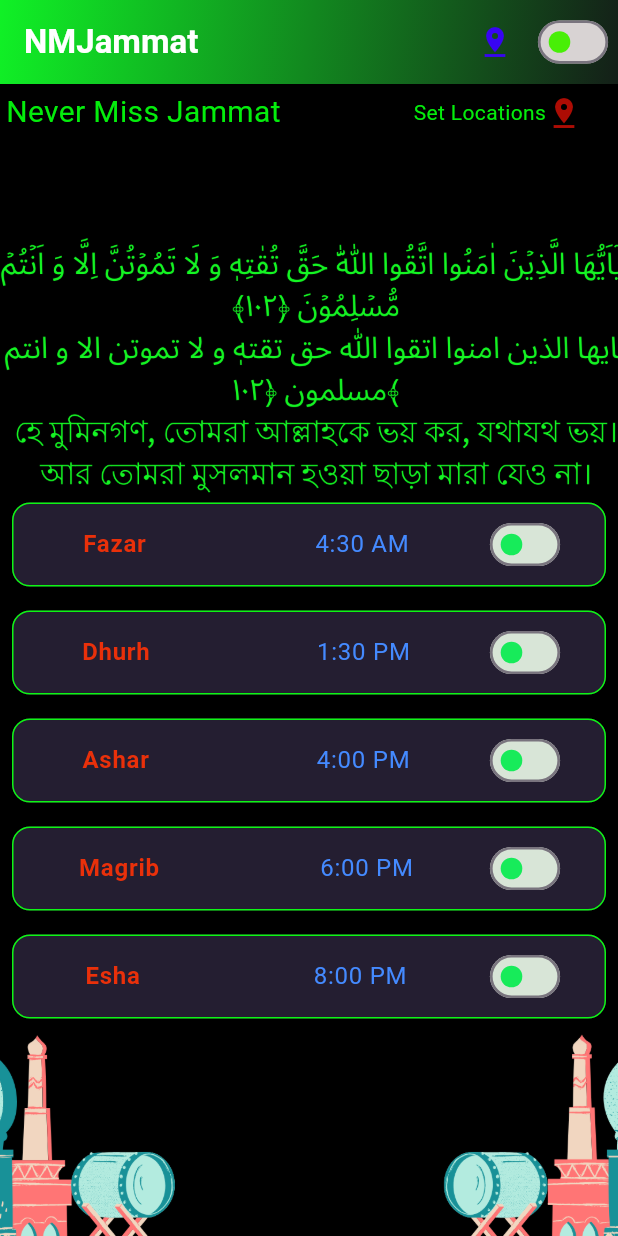
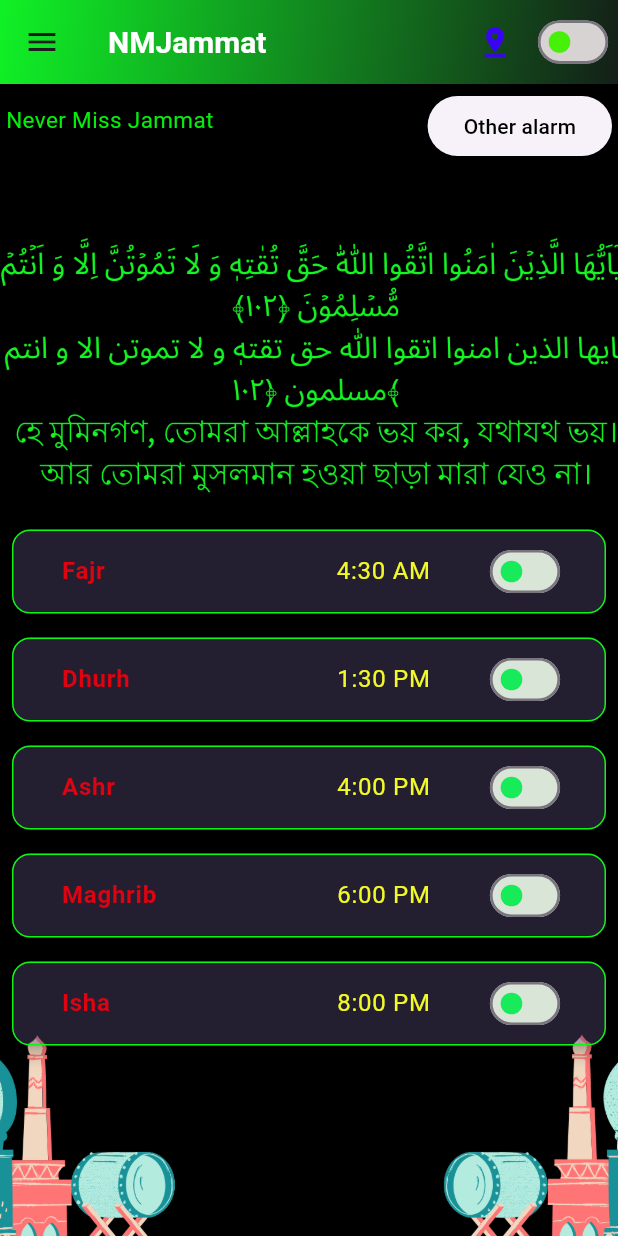
Before and after one commit to AHSumon78/jamatesalat, a Flutter app: the screen it shows after launch, on a phone screen of 412 x 824 dp. Run offline on Flutter 3.47's test engine with Material 3 defaults, Android fonts, the phone set to English and light mode, and no system bars; our stand-ins replace awesome_notifications, permission_handler, shared_preferences.

Commit message:
setting screen and draweer added

```diff
--- a/lib/models/alarm.dart
+++ b/lib/models/alarm.dart
@@ -9,6 +9,8 @@ class Alarm {
   TimeOfDay time;
   bool status;
   bool init;
+  bool sound;
+  bool defaultSound;
 
   get getId => id;
   get getTitle => title;
@@ -23,6 +25,8 @@ class Alarm {
     required this.time,
     required this.status,
     required this.init,
+    required this.sound,
+    required this.defaultSound,
   });
   Map<String, dynamic> toJson() => {
         'id': id,
@@ -31,7 +35,9 @@ class Alarm {
         'hour': time.hour,
         'minute': time.minute,
         'status': status,
-        'init': init
+        'init': init,
+        'sound': sound,
+        'defaultSound': defaultSound
       };
 
   factory Alarm.fromJson(Map<String, dynamic> json) => Alarm(
@@ -41,7 +47,8 @@ class Alarm {
       time: TimeOfDay(hour: json['hour'], minute: json['minute']),
       status: json['status'],
       init: json['init'],
-      );
+      sound: json['sound'],
+      defaultSound: json['defaultSound']);
   @override
   String toString() {
     // ignore: prefer_interpolation_to_compose_strings
--- /dev/null
+++ b/lib/models/global_function.dart
@@ -0,0 +1,80 @@
+import 'package:flutter/material.dart';
+import 'package:jamatesalat/utils/notifiaction_controller.dart';
+
+import 'Details.dart';
+import 'alarm.dart';
+
+bool location = false;
+
+bool isInitialized = false;
+Color iconColor = Colors.blue;
+Color bgColor = Colors.black;
+Color textColor = Colors.white;
+Color alarmColor = const Color.fromARGB(255, 221, 3, 17);
+
+List<Alarm> alarms = [];
+List<String> mosque = [];
+List<Details> details = [
+  Details(
+      title: "Fajr",
+      body: "Go for salah or you will miss jamat",
+      time: const TimeOfDay(hour: 4, minute: 30)),
+  Details(
+      title: "Dhurh",
+      body: "Go for salah or you will miss jamat",
+      time: const TimeOfDay(hour: 13, minute: 30)),
+  Details(
+      title: "Ashr",
+      body: "Go for salah or you will miss jamat",
+      time: const TimeOfDay(hour: 16, minute: 00)),
+  Details(
+      title: "Maghrib",
+      body: "Go for salah or you will miss jamat",
+      time: const TimeOfDay(hour: 18, minute: 00)),
+  Details(
+      title: "Isha",
+      body: "Go for salah or you will miss jamat",
+      time: const TimeOfDay(hour: 20, minute: 00))
+];
+void toggle() async {
+  if (location) {
+    for (int i = 0; i < 5; i++) {
+      if (await NotificationController().isNotificationScheduled(i)) {
+        NotificationController().cancelNotification(i);
+      }
+      if (alarms[i + 5].status) {
+        print(i + 5);
+        print(alarms[i + 5].title);
+        print(alarms[i + 5].time);
+        NotificationController().scheduleAlarm(alarms[i + 5]);
+      }
+    }
+  } else {
+    for (int i = 5; i < 10; i++) {
+      if (await NotificationController().isNotificationScheduled(i)) {
+        NotificationController().cancelNotification(i);
+      }
+      if (alarms[i - 5].status) {
+        print(i - 5);
+        print(alarms[i - 5].title);
+        print(alarms[i - 5].time);
+        NotificationController().scheduleAlarm(alarms[i - 5]);
+      }
+    }
+  }
+}
+
+void enableNotification(int index) {
+  //  bool screenOn = _screenStateEvent == ScreenStateEvent.SCREEN_ON;
+  NotificationController().scheduleAlarm(Alarm(
+          id: index,
+          title: alarms[index].title,
+          body: alarms[index].body,
+          time: alarms[index].time,
+          status: alarms[index].status,
+          init: true,
+          sound: true,
+          defaultSound: false)
+      // screenOn,
+      );
+}
--- a/lib/screens/first_screen.dart
+++ b/lib/screens/first_screen.dart
@@ -1,10 +1,14 @@
+import 'dart:async';
+
 import 'package:flutter/material.dart';
-import 'package:jamatesalat/models/Details.dart';
 import 'package:jamatesalat/models/Location.dart';
 import 'package:jamatesalat/models/alarm.dart';
 import 'package:jamatesalat/screens/locations.dart';
+import 'package:jamatesalat/screens/settings.dart';
 import 'package:jamatesalat/utils/notifiaction_controller.dart';
 import 'package:permission_handler/permission_handler.dart';
+
+import '../models/global_function.dart';
 
 Future<void> requestPreciseAlarmPermission() async {
   var status = await Permission.scheduleExactAlarm.status;
@@ -43,34 +47,6 @@ class AlarmPage extends StatefulWidget {
 }
 
 class _AlarmPageState extends State<AlarmPage> {
-  bool location = false;
-  List<String> mosque = [];
-  List<Alarm> alarms = [];
-  List<Details> details = [
-    Details(
-        title: "Fazar",
-        body: "Go for salah or you will miss jamat",
-        time: const TimeOfDay(hour: 4, minute: 30)),
-    Details(
-        title: "Dhurh",
-        body: "Go for salah or you will miss jamat",
-        time: const TimeOfDay(hour: 13, minute: 30)),
-    Details(
-        title: "Ashar",
-        body: "Go for salah or you will miss jamat",
-        time: const TimeOfDay(hour: 16, minute: 00)),
-    Details(
-        title: "Magrib",
-        body: "Go for salah or you will miss jamat",
-        time: const TimeOfDay(hour: 18, minute: 00)),
-    Details(
-        title: "Esha",
-        body: "Go for salah or you will miss jamat",
-        time: const TimeOfDay(hour: 20, minute: 00))
-  ];
-
-  bool isInitialized = false;
-
   @override
   void initState() {
     super.initState();
@@ -79,6 +55,21 @@ class _AlarmPageState extends State<AlarmPage> {
     requestPreciseAlarmPermission();
   }
 
+  Future<void> _loadAlarms() async {
+    List<Alarm> loadedAlarms = await AlarmStorage.loadAlarms();
+
+    setState(() {
+      alarms = loadedAlarms;
+      if (loadedAlarms.isEmpty) {
+        _initializeDefaultAlarms();
+        location = alarms[0].init;
+      } else {
+        location = alarms[0].init;
+      }
+    });
+  }
+
+  //initalization of defult alarm if all is not stored
   void _initializeDefaultAlarms() {
     if (!isInitialized) {
       int start;
@@ -94,25 +85,12 @@ class _AlarmPageState extends State<AlarmPage> {
             time: details[start].time,
             status: false,
             init: false,
-        ));
+            sound: true,
+            defaultSound: false));
       }
       _saveAlarms();
       isInitialized = true;
     }
-  }
-
-  Future<void> _loadAlarms() async {
-    List<Alarm> loadedAlarms = await AlarmStorage.loadAlarms();
-
-    setState(() {
-      alarms = loadedAlarms;
-      if (loadedAlarms.isEmpty) {
-        _initializeDefaultAlarms();
-        location = alarms[0].init;
-      } else {
-        location = alarms[0].init;
-      }
-    });
   }
 
   Future<void> _saveAlarms() async {
@@ -169,34 +147,6 @@ class _AlarmPageState extends State<AlarmPage> {
     }
   }
 
-  void toggle() async {
-    if (location) {
-      for (int i = 0; i < 5; i++) {
-        if (await NotificationController().isNotificationScheduled(i)) {
-          NotificationController().cancelNotification(i);
-        }
-        if (alarms[i + 5].status) {
-          print(i + 5);
-          print(alarms[i + 5].title);
-          print(alarms[i + 5].time);
-          NotificationController().scheduleAlarm(alarms[i + 5]);
-        }
-      }
-    } else {
-      for (int i = 5; i < 10; i++) {
-        if (await NotificationController().isNotificationScheduled(i)) {
-          NotificationController().cancelNotification(i);
-        }
-        if (alarms[i - 5].status) {
-          print(i - 5);
-          print(alarms[i - 5].title);
-          print(alarms[i - 5].time);
-          NotificationController().scheduleAlarm(alarms[i - 5]);
-        }
-      }
-    }
-  }
-
   @override
   Widget build(BuildContext context) {
     return Scaffold(
@@ -204,6 +154,7 @@ class _AlarmPageState extends State<AlarmPage> {
         title: const Text(
           'NMJammat',
           style: TextStyle(
+            fontSize: 20,
             fontWeight: FontWeight.bold,
             color: Colors.white,
           ),
@@ -225,9 +176,14 @@ class _AlarmPageState extends State<AlarmPage> {
         actions: [
           Row(
             children: [
-              const Icon(
+              GestureDetector(
+                child: const Icon(
                   Icons.pin_drop,
                   color: Color.fromARGB(255, 56, 4, 243),
+                ),
+                onTap: () {
+                  navLocation();
+                },
               ),
               Text(
                 mosque.isEmpty ? "Mosque" : mosque[location ? 1 : 0],
@@ -259,6 +215,83 @@ class _AlarmPageState extends State<AlarmPage> {
           ),
         ],
       ),
+      drawer: SizedBox(
+        height: 400,
+        child: Drawer(
+          backgroundColor: bgColor,
+          width: 200,
+          // Adjust the width of the drawer
+          shape: const RoundedRectangleBorder(
+            borderRadius: BorderRadius.only(
+              topRight: Radius.circular(30),
+              bottomRight: Radius.circular(30),
+            ),
+            side: BorderSide(color: Colors.green),
+          ),
+          child: ListView(
+            padding: EdgeInsets.zero,
+            children: <Widget>[
+              ListTile(
+                leading: Icon(Icons.home, color: iconColor),
+                title: Text('Home',
+                    style: TextStyle(fontSize: 18, color: textColor)),
+                onTap: () {
+                  Navigator.pop(context);
+                },
+              ),
+              ListTile(
+                leading: Icon(Icons.settings, color: iconColor),
+                title: Text('Settings',
+                    style: TextStyle(fontSize: 18, color: textColor)),
+                onTap: () {
+                  Navigator.push(
+                    context,
+                    MaterialPageRoute(
+                      builder: (context) => Settings(),
+                    ),
+                  );
+                },
+              ),
+              ListTile(
+                leading: Icon(Icons.pin_drop, color: iconColor),
+                title: Text('Set Locations',
+                    style: TextStyle(fontSize: 18, color: textColor)),
+                onTap: () {
+                  navLocation();
+                },
+              ),
+              ListTile(
+                leading: Icon(Icons.info, color: iconColor),
+                title: Text('About',
+                    style: TextStyle(fontSize: 18, color: textColor)),
+                onTap: () {
+                  Navigator.pop(context);
+                },
+              ),
+              const Divider(), // Adding a divider for better separation
+              ListTile(
+                leading: Icon(Icons.contact_mail, color: iconColor),
+                title: Text('Contact Us',
+                    style: TextStyle(fontSize: 18, color: textColor)),
+                onTap: () {
+                  // Define your navigation logic here
+                  Navigator.pop(context);
+                },
+              ),
+              ListTile(
+                leading: Icon(Icons.help, color: iconColor),
+                title: Text('Help',
+                    style: TextStyle(fontSize: 18, color: textColor)),
+                onTap: () {
+                  // Define your navigation logic here
+                  Navigator.pop(context);
+                },
+              ),
+            ],
+          ),
+          // Adjust the width of the drawer
+        ),
+      ),
       body: Stack(
         children: [
           Positioned.fill(
@@ -284,53 +317,17 @@ class _AlarmPageState extends State<AlarmPage> {
                       child: Text(
                         'Never Miss Jammat',
                         style: TextStyle(
-                            fontSize: 20,
+                            fontSize: 15,
                             color: Color.fromARGB(255, 4, 237, 12)),
                       ),
                     ),
-                    Row(
-                      children: [
-                        const Text(
-                          "Set Locations",
-                          style:
-                              TextStyle(color: Color.fromARGB(255, 4, 237, 12)),
+                    ElevatedButton(
+                      onPressed: () {},
+                      child: Text(
+                        "Other alarm",
+                        style: TextStyle(color: bgColor),
                       ),
-                        SizedBox(
-                          child: GestureDetector(
-                            onTap: () async {
-                              Location location = Location(
-                                  first: mosque.isEmpty ? "" : mosque[0],
-                                  second: mosque.isEmpty ? "" : mosque[1]);
-                              final updateLocations = await Navigator.push(
-                                context,
-                                MaterialPageRoute(
-                                  builder: (context) => Locations(location),
-                                ),
-                              );
-                              if (updateLocations != null) {
-                                setState(() {
-                                  if (mosque.isEmpty) {
-                                    mosque.add(updateLocations.first);
-                                    mosque.add(updateLocations.second);
-                                  } else {
-                                    mosque[0] = updateLocations.first;
-                                    mosque[1] = updateLocations.second;
-                                  }
-                                  saveLocation();
-                                });
-                              }
-                            },
-                            child: const Icon(
-                              Icons.pin_drop,
-                              color: Color.fromARGB(255, 173, 12, 4),
-                            ),
-                          ),
-                        ),
-                        const SizedBox(
-                          width: 20,
-                        ),
-                      ],
-                    ),
+                    )
                   ],
                 ),
               ),
@@ -364,7 +361,7 @@ class _AlarmPageState extends State<AlarmPage> {
 
   ListView _location(int start) {
     return ListView.builder(
-      padding: EdgeInsets.all(8.0),
+      padding: const EdgeInsets.all(8.0),
       itemCount: (alarms.length - 5) < 0 ? 0 : (alarms.length - 5),
       itemBuilder: (context, index) {
         return Card(
@@ -372,19 +369,21 @@ class _AlarmPageState extends State<AlarmPage> {
               .withOpacity(0.2), // Transparent background// No shadow
           shape: RoundedRectangleBorder(
             borderRadius: BorderRadius.circular(12),
-            side: BorderSide(color: const Color.fromARGB(255, 14, 245, 21)),
+            side: const BorderSide(color: Color.fromARGB(255, 14, 245, 21)),
           ),
           elevation: 4,
-          margin: EdgeInsets.symmetric(vertical: 8),
+          margin: const EdgeInsets.symmetric(vertical: 8),
           child: ListTile(
             title: Row(
-              mainAxisAlignment: MainAxisAlignment.spaceEvenly,
+              mainAxisAlignment: MainAxisAlignment.spaceAround,
               children: [
-                Text(
+                SizedBox(
+                  width: 65,
+                  child: Text(
                     alarms[index + start].title,
                     style: TextStyle(
-                      fontWeight: FontWeight.bold,
-                      color: const Color.fromARGB(255, 233, 48, 10)),
+                        fontWeight: FontWeight.bold, color: alarmColor),
+                  ),
                 ),
                 const SizedBox(
                   width: 50,
@@ -393,7 +392,8 @@ class _AlarmPageState extends State<AlarmPage> {
                   onTap: () => pickTime(context, index + start),
                   child: Text(
                     alarms[index + start].time.format(context),
-                    style: TextStyle(color: Colors.blueAccent),
+                    style: const TextStyle(
+                        color: Color.fromARGB(255, 242, 249, 40)),
                   ),
                 ),
               ],
@@ -434,20 +434,27 @@ class _AlarmPageState extends State<AlarmPage> {
     );
   }
 
-  bool ifSet(int index) {
-    return index < alarms.length;
-  }
-
-  void enableNotification(int index) {
-    NotificationController().scheduleAlarm(
-      Alarm(
-        id: index,
-        title: alarms[index].title,
-        body: alarms[index].body,
-        time: alarms[index].time,
-        status: alarms[index].status,
-        init: true,
+  void navLocation() async {
+    Location location = Location(
+        first: mosque.isEmpty ? "" : mosque[0],
+        second: mosque.isEmpty ? "" : mosque[1]);
+    final updateLocations = await Navigator.push(
+      context,
+      MaterialPageRoute(
+        builder: (context) => Locations(location),
       ),
     );
+    if (updateLocations != null) {
+      setState(() {
+        if (mosque.isEmpty) {
+          mosque.add(updateLocations.first);
+          mosque.add(updateLocations.second);
+        } else {
+          mosque[0] = updateLocations.first;
+          mosque[1] = updateLocations.second;
+        }
+        saveLocation();
+      });
     }
   }
+}
--- a/pubspec.yaml
+++ b/pubspec.yaml
@@ -34,10 +34,10 @@ dependencies:
 
   # The following adds the Cupertino Icons font to your application.
   # Use with the CupertinoIcons class for iOS style icons.
-  cupertino_icons: ^1.0.8
   shared_preferences: ^2.3.2
   permission_handler: ^11.3.1
   awesome_notifications: ^0.10.0
+
 
 dev_dependencies:
   flutter_test:
@@ -57,6 +57,7 @@ dev_dependencies:
 flutter:
   assets:
     - assets/images/background.png
+
 
   # The following line ensures that the Material Icons font is
   # included with your application, so that you can use the icons in
```
Also changed, not shown: lib/screens/locations.dart (+23 -22 lines), lib/screens/settings.dart (added, +162 -0 lines), lib/utils/notifiaction_controller.dart (+34 -12 lines), pubspec.lock, 4 other files. Lines whose indentation alone changed are shown as unchanged.
